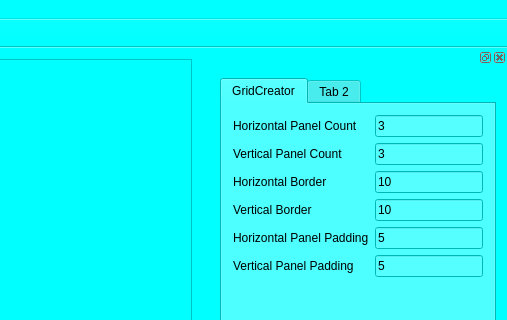
The window that DCR/DCR/DigitalComicReader.ui (dallas1287/ECR) describes before a commit, drawn with Qt 5; both pictures show x 639 to 1146 and y 0 to 320 of the 1146 by 903 pixel window.
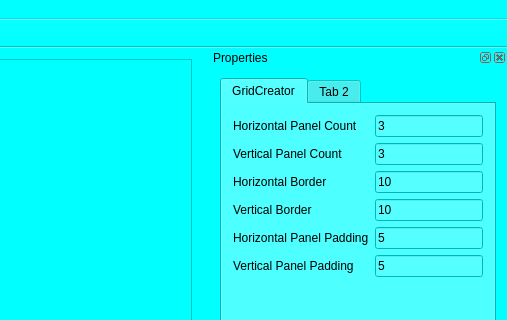
The same window after the commit. Icons and pictures are not drawn.

```diff
--- a/DCR/DCR/DigitalComicReader.ui
+++ b/DCR/DCR/DigitalComicReader.ui
@@ -552,6 +552,9 @@
    <property name="features">
     <set>QDockWidget::AllDockWidgetFeatures</set>
    </property>
+   <property name="windowTitle">
+    <string>Properties</string>
+   </property>
    <attribute name="dockWidgetArea">
     <number>2</number>
    </attribute>
```
Left out of the diff: 2 changed lines with no effect on the pictures.
